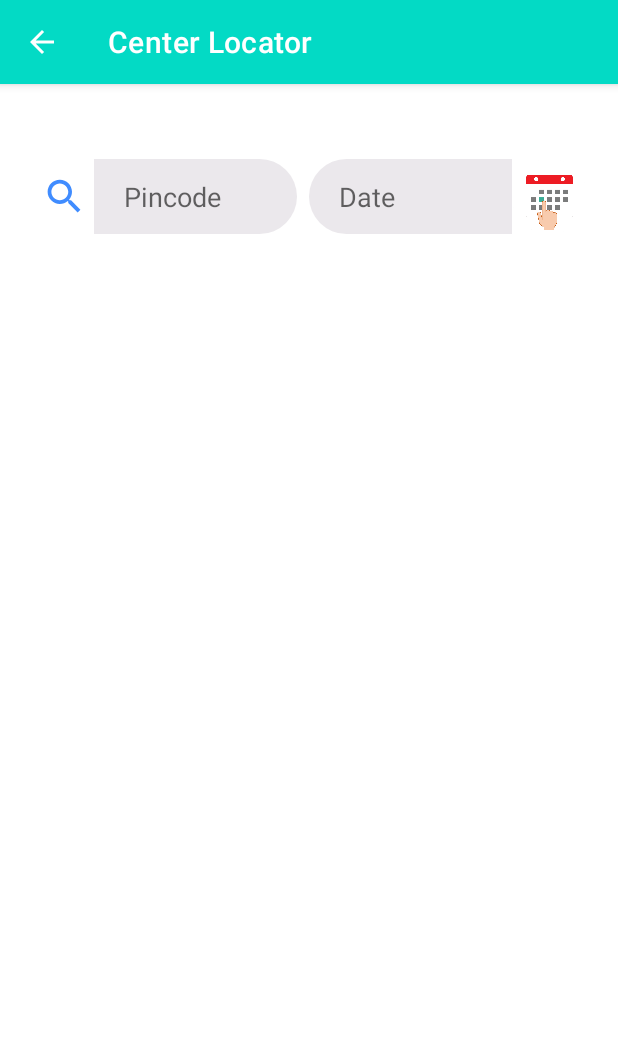
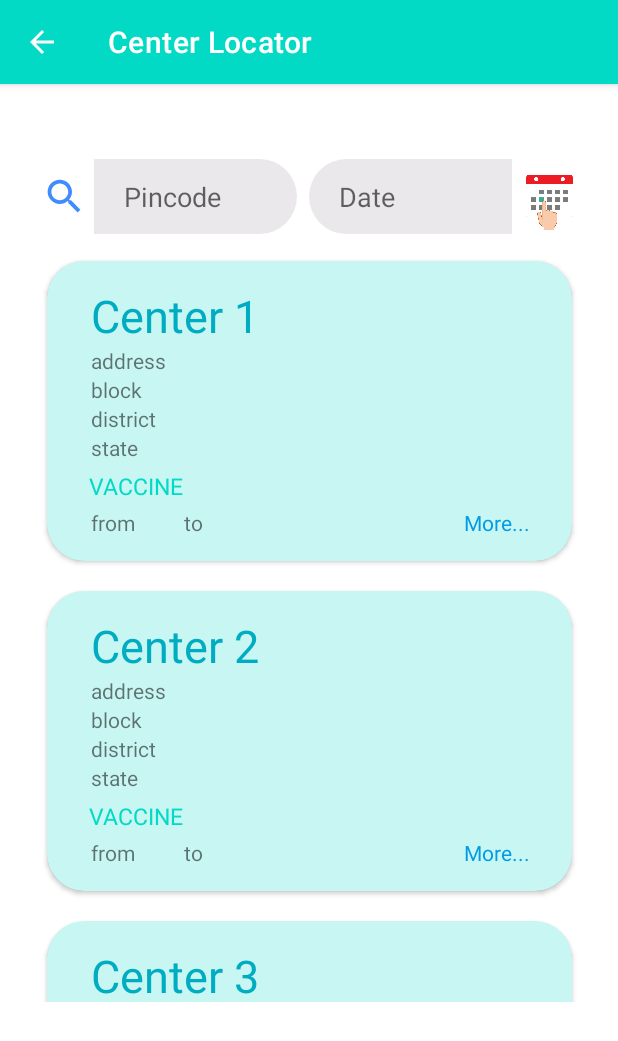
Before and after one commit to Nikhil-Gupta-ind/Co-WINNER, an Android app: the CenterLocator screen opened directly, with no data from a screen before it, after a tap on an icon or button, on a phone screen of 412 x 824 dp. Shown: the top 1041 px of the screen. Run offline under Robolectric (Android 15) with nearby library versions, the phone set to English and light mode, and no system bars.

Commit message:
works with dummy data

```diff
--- a/app/src/main/java/com/NikhilGupta/co_winner/CLRecyclerViewAdapter.java
+++ b/app/src/main/java/com/NikhilGupta/co_winner/CLRecyclerViewAdapter.java
@@ -34,13 +34,13 @@ public class CLRecyclerViewAdapter extends RecyclerView.Adapter<CLRecyclerViewAd
     public void onBindViewHolder(@NonNull CLRecyclerViewAdapter.CLViewHolder holder, int position) {
         CenterData centerData = centerDataArrayList.get(position);
         holder.name.setText(centerData.getName());
-        holder.address.setText(centerData.getName());
-        holder.block.setText(centerData.getName());
-        holder.district.setText(centerData.getName());
-        holder.state.setText(centerData.getName());
-        holder.vaccine.setText(centerData.getName());
-        holder.from.setText(centerData.getName());
-        holder.to.setText(centerData.getName());
+        holder.address.setText(centerData.getAddress());
+        holder.block.setText(centerData.getBlock());
+        holder.district.setText(centerData.getDistrict());
+        holder.state.setText(centerData.getState());
+        holder.vaccine.setText(centerData.getVaccine());
+        holder.from.setText(centerData.getFrom());
+        holder.to.setText(centerData.getTo());
     }
 
     @Override
--- a/app/src/main/java/com/NikhilGupta/co_winner/CenterLocator.java
+++ b/app/src/main/java/com/NikhilGupta/co_winner/CenterLocator.java
@@ -68,12 +68,21 @@ public class CenterLocator extends AppCompatActivity {
 //        binding = ActivityMainBinding.inflate(getLayoutInflater());
 //        setContentView(binding.getRoot());
 
-        initializeSessionlist();
+//        initializeSessionlist();
+        centerDataArrayList = new ArrayList<>();
         imgSearch.setOnClickListener(new View.OnClickListener() {
             @Override
             public void onClick(View v) {
                 if (editPin.getText().toString().isEmpty() || editDate.getText().toString().isEmpty()){
                     Toast.makeText(CenterLocator.this, "Some fields are empty", Toast.LENGTH_SHORT).show();
+                    centerDataArrayList.add(new CenterData("Center 1","address","block","district","state","vaccine","from","to"));
+                    centerDataArrayList.add(new CenterData("Center 2","address","block","district","state","vaccine","from","to"));
+                    centerDataArrayList.add(new CenterData("Center 3","address","block","district","state","vaccine","from","to"));
+                    centerDataArrayList.add(new CenterData("Center 4","address","block","district","state","vaccine","from","to"));
+                    centerDataArrayList.add(new CenterData("Center 5","address","block","district","state","vaccine","from","to"));
+
+                    recyclerViewAdapter = new CLRecyclerViewAdapter(getApplicationContext(),centerDataArrayList);
+                    recyclerView.setAdapter(recyclerViewAdapter);
                 }else {
                     new FetchData().start();
                 }
@@ -132,9 +141,9 @@ public class CenterLocator extends AppCompatActivity {
 //        sessionList = new ArrayList<>();
 //        adapter = new ArrayAdapter<String>(this, android.R.layout.simple_list_item_1,sessionList);
 //        listView.setAdapter(adapter);
-        centerDataArrayList = new ArrayList<>();
-        recyclerViewAdapter = new CLRecyclerViewAdapter(this,centerDataArrayList);
-        recyclerView.setAdapter(recyclerViewAdapter);
+//        centerDataArrayList = new ArrayList<>();
+//        recyclerViewAdapter = new CLRecyclerViewAdapter(this,centerDataArrayList);
+//        recyclerView.setAdapter(recyclerViewAdapter);
     }
 
     class FetchData extends Thread{
--- a/app/src/main/res/layout/activity_center_locator.xml
+++ b/app/src/main/res/layout/activity_center_locator.xml
@@ -4,7 +4,6 @@
     xmlns:tools="http://schemas.android.com/tools"
     android:layout_width="match_parent"
     android:layout_height="match_parent"
-    android:paddingBottom="20dp"
     tools:context=".CenterLocator">
 
     <EditText
@@ -54,7 +53,6 @@
         android:layout_height="wrap_content"
         android:layout_marginBottom="114dp"
         android:orientation="vertical"
-        app:layout_constraintBottom_toTopOf="@+id/listView"
         app:layout_constraintGuide_percent="0.5"
         app:layout_constraintTop_toTopOf="parent" />
 
@@ -70,16 +68,16 @@
         app:layout_constraintStart_toStartOf="parent"
         app:layout_constraintTop_toTopOf="parent" />
 
-    <ListView
-        android:id="@+id/listView"
-        android:layout_width="match_parent"
-        android:layout_height="0dp"
-        android:layout_marginHorizontal="16dp"
-        app:layout_constraintBottom_toBottomOf="parent"
-        app:layout_constraintEnd_toEndOf="parent"
-        app:layout_constraintStart_toStartOf="parent"
-        app:layout_constraintTop_toBottomOf="@+id/editDated"
-        android:visibility="invisible"/>
+<!--    <ListView-->
+<!--        android:id="@+id/listView"-->
+<!--        android:layout_width="match_parent"-->
+<!--        android:layout_height="0dp"-->
+<!--        android:layout_marginHorizontal="16dp"-->
+<!--        app:layout_constraintBottom_toBottomOf="parent"-->
+<!--        app:layout_constraintEnd_toEndOf="parent"-->
+<!--        app:layout_constraintStart_toStartOf="parent"-->
+<!--        app:layout_constraintTop_toBottomOf="@+id/editDated"-->
+<!--        android:visibility="invisible"/>-->
 
     <TextView
         android:id="@+id/noData"
@@ -99,9 +97,9 @@
         android:id="@+id/recyclerView"
         android:layout_width="match_parent"
         android:layout_height="504dp"
+        android:layout_marginTop="8dp"
         android:layout_marginHorizontal="16dp"
         app:layout_constraintEnd_toEndOf="parent"
-        app:layout_constraintHorizontal_bias="0.5"
         app:layout_constraintStart_toStartOf="parent"
         app:layout_constraintTop_toBottomOf="@+id/editPincode" />
 
--- a/app/src/main/res/layout/vh_center_locator.xml
+++ b/app/src/main/res/layout/vh_center_locator.xml
@@ -3,14 +3,11 @@
     xmlns:app="http://schemas.android.com/apk/res-auto"
     xmlns:tools="http://schemas.android.com/tools"
     android:layout_width="match_parent"
-    android:layout_height="220dp"
-    app:cardCornerRadius="10dp">
+    android:layout_height="220dp">
 
     <androidx.cardview.widget.CardView
-        android:layout_width="375dp"
+        android:layout_width="350dp"
         android:layout_height="200dp"
-        android:layout_marginStart="8dp"
-        android:layout_marginEnd="8dp"
         app:cardCornerRadius="25dp"
         app:layout_constraintBottom_toBottomOf="parent"
         app:layout_constraintEnd_toEndOf="parent"
@@ -42,6 +39,7 @@
                 android:text="Address"
                 app:layout_constraintStart_toStartOf="@+id/name"
                 app:layout_constraintTop_toBottomOf="@+id/name" />
+
             <TextView
                 android:id="@+id/block_name"
                 android:layout_width="wrap_content"
@@ -49,6 +47,7 @@
                 android:text="Block Name"
                 app:layout_constraintStart_toStartOf="@+id/address"
                 app:layout_constraintTop_toBottomOf="@+id/address" />
+
             <TextView
                 android:id="@+id/district"
                 android:layout_width="wrap_content"
@@ -56,6 +55,7 @@
                 android:text="District"
                 app:layout_constraintStart_toStartOf="@+id/block_name"
                 app:layout_constraintTop_toBottomOf="@+id/block_name" />
+
             <TextView
                 android:id="@+id/state"
                 android:layout_width="wrap_content"
@@ -68,13 +68,15 @@
                 android:id="@+id/vaccine"
                 android:layout_width="wrap_content"
                 android:layout_height="wrap_content"
+                android:layout_marginStart="28dp"
                 android:text="Covishield"
                 android:textAllCaps="true"
                 android:textColor="@color/teal_200"
-                android:textSize="20sp"
+                android:textSize="15sp"
                 app:layout_constraintBottom_toTopOf="@+id/from"
-                app:layout_constraintEnd_toEndOf="@+id/from"
-                app:layout_constraintStart_toEndOf="@+id/from" />
+                app:layout_constraintStart_toStartOf="parent"
+                app:layout_constraintTop_toBottomOf="@+id/state"
+                app:layout_constraintVertical_bias="0.571" />
 
             <TextView
                 android:id="@+id/from"
@@ -91,8 +93,8 @@
                 android:layout_width="wrap_content"
                 android:layout_height="wrap_content"
                 android:text="00:00:00"
-                app:layout_constraintStart_toEndOf="@+id/vaccine"
-                app:layout_constraintTop_toBottomOf="@+id/vaccine" />
+                app:layout_constraintBaseline_toBaselineOf="@+id/from"
+                app:layout_constraintStart_toEndOf="@+id/vaccine" />
 
             <TextView
                 android:id="@+id/moreInfo"
```
